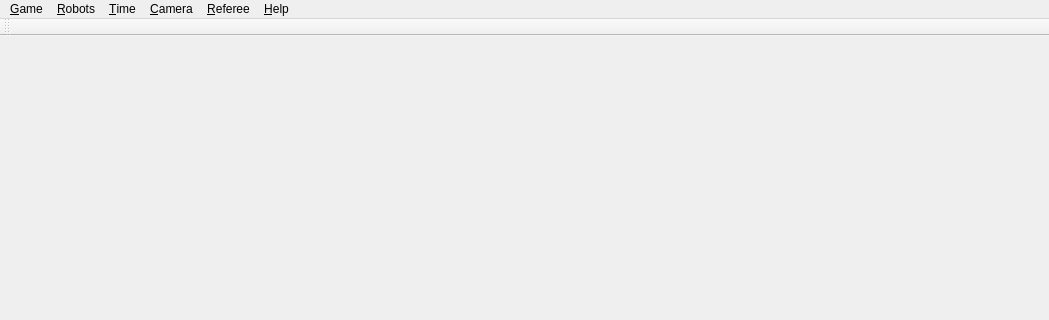
Qt form mainwindow.ui (jorgealvarezv/GUI-Sysmic-Robocup) before a commit; both pictures show x 0 to 1049 and y 0 to 320 of the 1049 by 1022 pixel window.
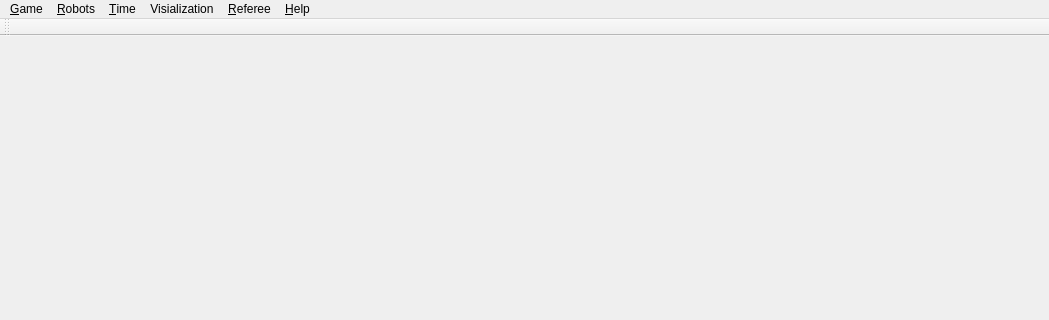
The same form after that commit. Icons and pictures are not drawn.

Diff of the .ui file:
```diff
--- a/mainwindow.ui
+++ b/mainwindow.ui
@@ -51,7 +51,7 @@
    </widget>
    <widget class="QMenu" name="menujfdhs">
     <property name="title">
-     <string>&amp;Camera</string>
+     <string>Visialization</string>
     </property>
    </widget>
    <widget class="QMenu" name="menu_Help">
```
Left out of the diff: 22 changed lines with no effect on the pictures.
